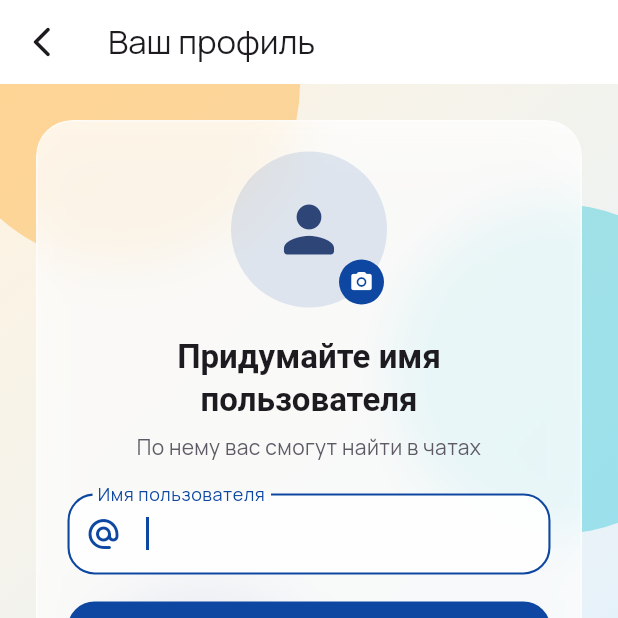
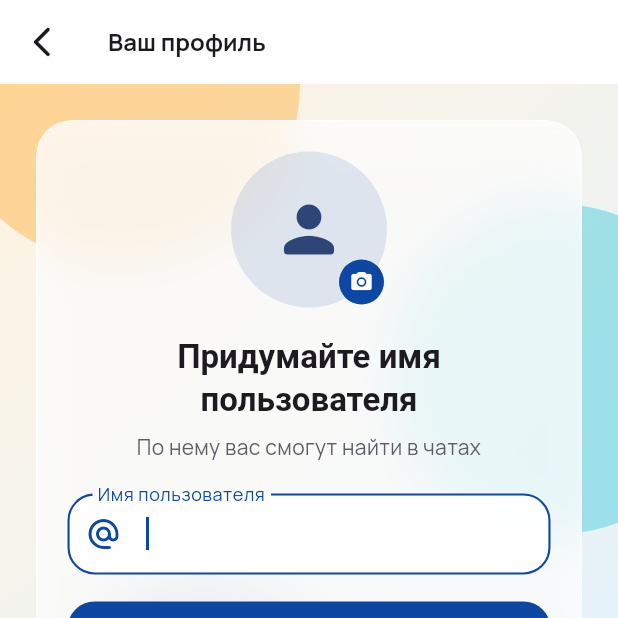
Before and after one commit to istamal/WayChat, a Flutter app: the screen it shows once a user with an empty profile is signed in, on a phone screen of 412 x 824 dp, the top half of it. Run offline on Flutter 3.47's test engine with Material 3 defaults, Android fonts, the phone set to English and light mode, and no system bars; our stand-ins replace audioplayers, google_fonts, image_picker, shared_preferences, supabase_flutter; missing offline and left inert: record; accounts and stored records are empty.

Commit message:
fixed theme style bugs

```diff
--- a/lib/theme/app_theme.dart
+++ b/lib/theme/app_theme.dart
@@ -1,4 +1,5 @@
 import 'package:flutter/material.dart';
+import 'package:flutter/services.dart';
 import 'package:google_fonts/google_fonts.dart';
 
 class AppTheme {
@@ -103,10 +104,17 @@ class AppTheme {
       scaffoldBackgroundColor: Colors.transparent,
       textTheme: textTheme,
       appBarTheme: AppBarTheme(
-        backgroundColor: Colors.transparent,
+        backgroundColor: isDark
+            ? const Color(0xFF111827).withValues(alpha: 0.96)
+            : Colors.white.withValues(alpha: 0.96),
         foregroundColor: scheme.onSurface,
         elevation: 0,
+        scrolledUnderElevation: 0,
         centerTitle: false,
+        titleTextStyle: textTheme.titleMedium?.copyWith(color: scheme.onSurface),
+        systemOverlayStyle: isDark
+            ? SystemUiOverlayStyle.light
+            : SystemUiOverlayStyle.dark,
       ),
       inputDecorationTheme: InputDecorationTheme(
         hintStyle: textTheme.bodyMedium,
```
Also changed, not shown: lib/screens/chat_screen.dart (+19 -4 lines).
